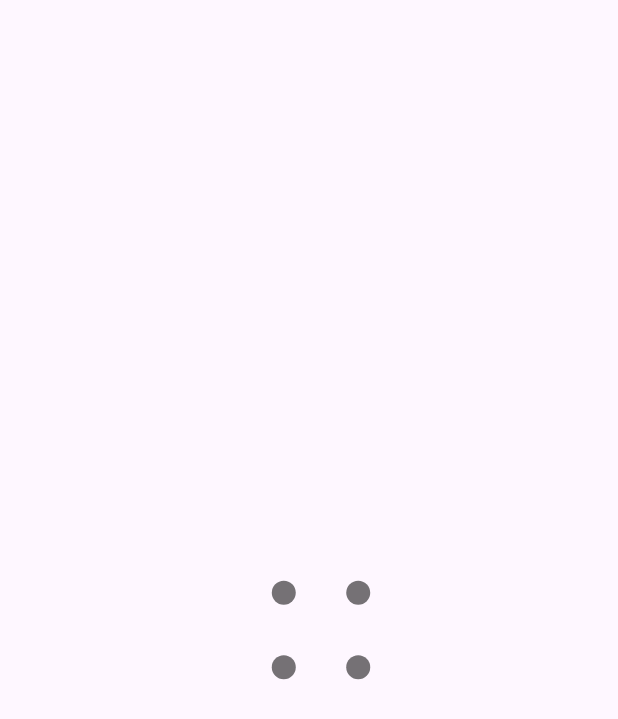
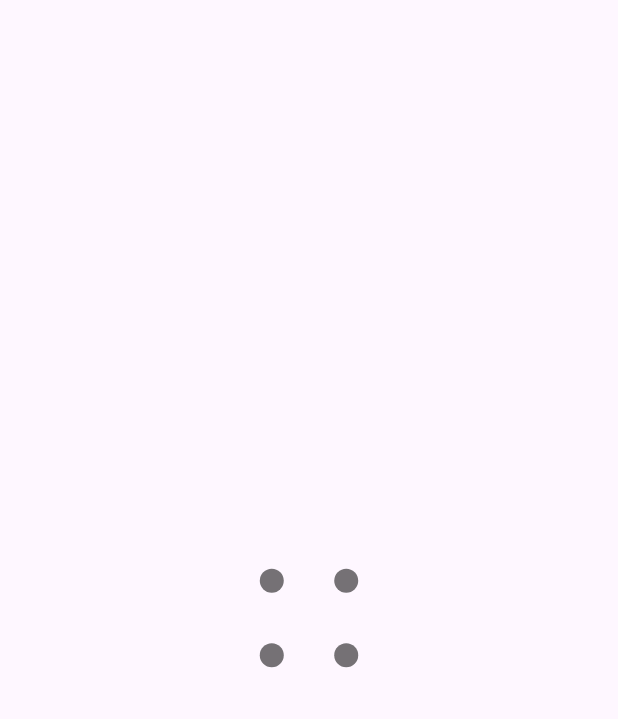
Before and after one commit to shivamshashank/loader_animation, a Flutter app: the screen it shows after launch, on a phone screen of 412 x 824 dp. Shown: the top 719 px of the screen. Run offline on Flutter 3.47's test engine with Material 2 defaults, Android fonts, the light colour scheme and no system bars.

Commit message:
Loader animation moved to center

```diff
--- a/lib/circle_animation.dart
+++ b/lib/circle_animation.dart
@@ -19,6 +19,8 @@
   late AnimationController _controller;
   late Animation _animation;
 
+  final double widgetSize = 16;
+
   @override
   void initState() {
     _controller = AnimationController(
@@ -37,16 +39,20 @@
 
   @override
   Widget build(BuildContext context) {
+    final Offset? offset = calculate(_animation.value);
+
+    if (offset == null) return const SizedBox.shrink();
+
     return Positioned(
-      top: calculate(_animation.value)?.dy,
-      left: calculate(_animation.value)?.dx,
+      top: offset.dy - widgetSize / 2,
+      left: offset.dx - widgetSize / 2,
       child: Container(
         decoration: const BoxDecoration(
           color: Colors.black54,
           shape: BoxShape.circle,
         ),
-        width: 16,
-        height: 16,
+        width: widgetSize,
+        height: widgetSize,
       ),
     );
   }
```
